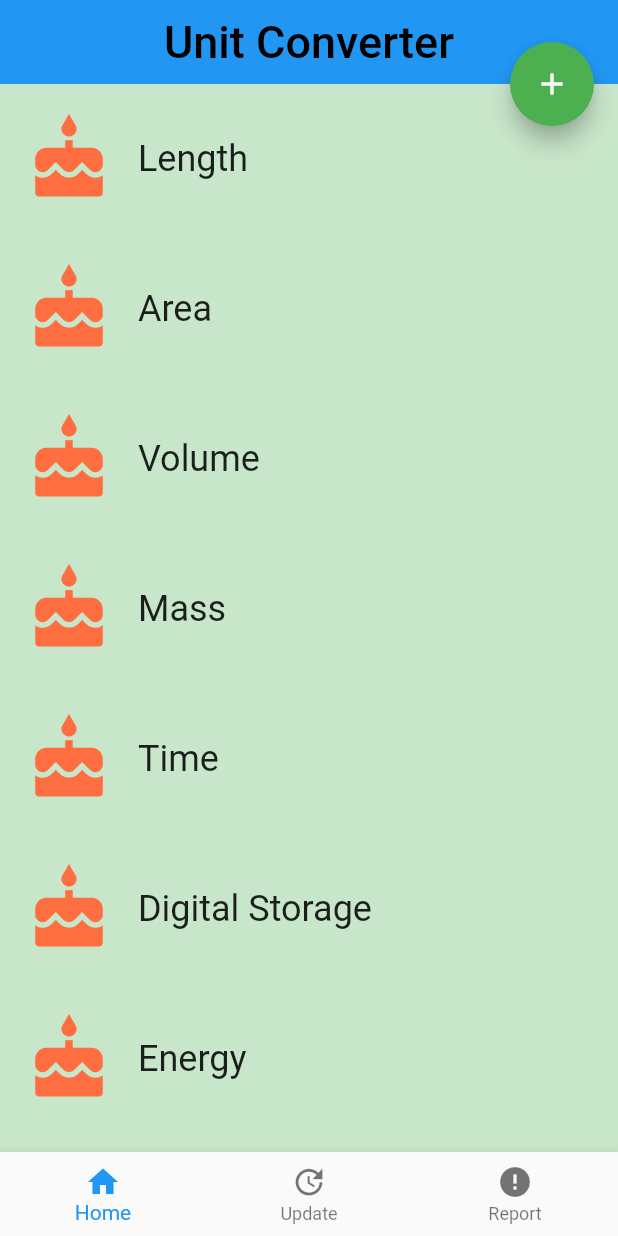
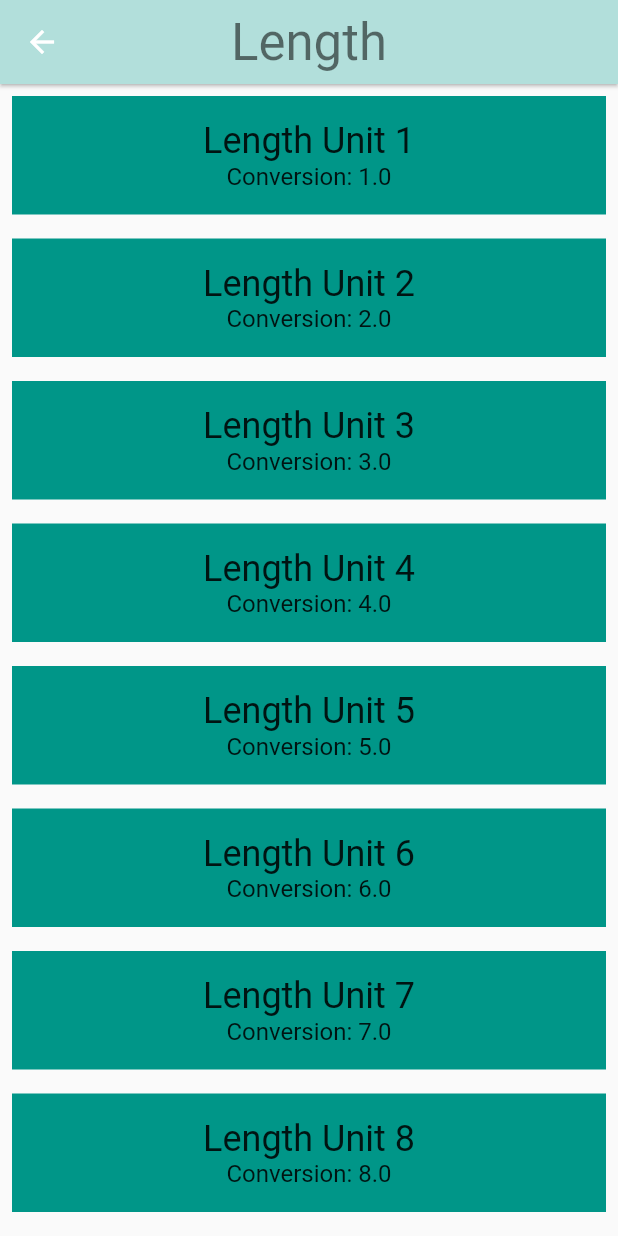
Before and after one commit to isacmoura/unit-converter-flutter, a Flutter app: the screen it shows after launch, after a tap on "Length", on a phone screen of 412 x 824 dp. Run offline on Flutter 3.47's test engine with Material 2 defaults, Android fonts, the phone set to English and light mode, and no system bars.

Commit message:
Implementing ConverterRoute exercise - Navigation between screen (Routes)

```diff
--- a/lib/category.dart
+++ b/lib/category.dart
@@ -1,64 +1,109 @@
+// To keep your imports tidy, follow the ordering guidelines at
+// https://www.dartlang.org/guides/language/effective-dart/style#ordering
 import 'package:flutter/material.dart';
+// @required is defined in the meta.dart package
 import 'package:meta/meta.dart';
+
+import 'converter_route.dart';
+import 'unit.dart';
+
+// We use an underscore to indicate that these variables are private.
+// See https://www.dartlang.org/guides/language/effective-dart/design#libraries
+final _rowHeight = 100.0;
+final _borderRadius = BorderRadius.circular(_rowHeight / 2);
 
 /// A custom [Category] widget.
 ///
 /// The widget is composed on an [Icon] and [Text]. Tapping on the widget shows
 /// a colored [InkWell] animation.
-
-final _rowHeight = 100.0;
-var _bordeRadius = BorderRadius.circular(_rowHeight / 2);
-
 class Category extends StatelessWidget {
   final String name;
   final ColorSwatch color;
-  final IconData icon;
+  final IconData iconLocation;
+  final List<Unit> units;
 
   /// Creates a [Category].
   ///
   /// A [Category] saves the name of the Category (e.g. 'Length'), its color for
   /// the UI, and the icon that represents it (e.g. a ruler).
-  // TODO: You'll need the name, color, and iconLocation from main.dart
+  // While the @required checks for whether a named parameter is passed in,
+  // it doesn't check whether the object passed in is null. We check that
+  // in the assert statement.
   const Category({
     Key key,
     @required this.name,
     @required this.color,
-    @required this.icon
-  }) : assert(name != null), assert(color != null), assert(icon != null), super(key: key);
+    @required this.iconLocation,
+    @required this.units,
+  })  : assert(name != null),
+        assert(color != null),
+        assert(iconLocation != null),
+        assert(units != null),
+        super(key: key);
 
+  /// Navigates to the [ConverterRoute].
+  void _navigateToConverter(BuildContext context) {
+    // TODO: Using the Navigator, navigate to the [ConverterRoute]
+    if(Navigator.of(context).canPop()) {
+      Navigator.of(context).pop();
+    }
+
+    Navigator.of(context).push(MaterialPageRoute<Null> (
+        builder: (context) {
+          return Scaffold(
+            appBar: AppBar(
+              elevation: 1.0,
+              title: Text(
+                name,
+                style: Theme.of(context).textTheme.display1,
+              ),
+              centerTitle: true,
+              backgroundColor: color[100],
+            ),
+            body: ConverterRoute(
+                units: units,
+                color: color),
+          );
+        }
+    ));
+  }
 
   /// Builds a custom widget that shows [Category] information.
   ///
   /// This information includes the icon, name, and color for the [Category].
+  @override
   // This `context` parameter describes the location of this widget in the
   // widget tree. It can be used for obtaining Theme data from the nearest
   // Theme ancestor in the tree. Below, we obtain the display1 text theme.
   // See https://docs.flutter.io/flutter/material/Theme-class.html
-
-  @override
   Widget build(BuildContext context) {
-    assert(debugCheckHasMaterial(context));
-    // TODO: Build the custom widget here, referring to the Specs.
     return Material(
       color: Colors.transparent,
       child: Container(
         height: _rowHeight,
         child: InkWell(
-          borderRadius: _bordeRadius,
+          borderRadius: _borderRadius,
           highlightColor: color,
           splashColor: color,
-          onTap: () => print('I was tapped!'),
+          // We can use either the () => function() or the () { function(); }
+          // syntax.
+          onTap: () {
+            _navigateToConverter(context);
+          },
           child: Padding(
             padding: EdgeInsets.all(8.0),
             child: Row(
               crossAxisAlignment: CrossAxisAlignment.stretch,
+              // There are two ways to denote a list: `[]` and `List()`.
+              // Prefer to use the literal syntax, i.e. `[]`, instead of `List()`.
+              // You can add the type argument if you'd like, i.e. <Widget>[].
+              // See https://www.dartlang.org/guides/language/effective-dart/usage#do-use-collection-literals-when-possible
               children: [
                 Padding(
-                  padding: EdgeInsets.only(right: 16.0),
+                  padding: EdgeInsets.all(16.0),
                   child: Icon(
-                      icon,
-                      size: 60.0,
-                    color: Colors.deepOrangeAccent,
+                    iconLocation,
+                    size: 60.0,
                   ),
                 ),
                 Center(
@@ -67,7 +112,7 @@ class Category extends StatelessWidget {
                     textAlign: TextAlign.center,
                     style: Theme.of(context).textTheme.headline,
                   ),
-                )
+                ),
               ],
             ),
           ),
--- a/lib/category_route.dart
+++ b/lib/category_route.dart
@@ -1,6 +1,11 @@
+// Copyright 2018 The Chromium Authors. All rights reserved.
+// Use of this source code is governed by a BSD-style license that can be
+// found in the LICENSE file.
+
 import 'package:flutter/material.dart';
 
 import 'category.dart';
+import 'unit.dart';
 
 final _backgroundColor = Colors.green[100];
 
@@ -36,33 +41,37 @@ class CategoryRoute extends StatelessWidget {
     Colors.red,
   ];
 
-  @override
-  Widget build(BuildContext context) {
-    var portrait = MediaQuery.of(context).orientation == Orientation.portrait;
-
+  /// Makes the correct number of rows for the list view.
+  ///
+  /// For portrait, we use a [ListView].
   Widget _buildCategoryWidgets(List<Widget> categories) {
-      if(portrait) {
     return ListView.builder(
-          physics: const AlwaysScrollableScrollPhysics(),
       itemBuilder: (BuildContext context, int index) => categories[index],
       itemCount: categories.length,
     );
-      } else {
-        return GridView.count(
-            crossAxisCount: 2,
-            childAspectRatio: 3.0,
-            children: categories,
-        );
-      }
   }
 
+  /// Returns a list of mock [Unit]s.
+  List<Unit> _retrieveUnitList(String categoryName) {
+    return List.generate(10, (int i) {
+      i += 1;
+      return Unit(
+        name: '$categoryName Unit $i',
+        conversion: i.toDouble(),
+      );
+    });
+  }
+
+  @override
+  Widget build(BuildContext context) {
     final categories = <Category>[];
 
-    for(var i = 0; i < _categoryNames.length; i++) {
+    for (var i = 0; i < _categoryNames.length; i++) {
       categories.add(Category(
         name: _categoryNames[i],
         color: _baseColors[i],
-        icon: Icons.cake,
+        iconLocation: Icons.cake,
+        units: _retrieveUnitList(_categoryNames[i]),
       ));
     }
 
@@ -74,41 +83,20 @@ class CategoryRoute extends StatelessWidget {
 
     final appBar = AppBar(
       elevation: 0.0,
-      title:
-        Text('Unit Converter',
+      title: Text(
+        'Unit Converter',
         style: TextStyle(
+          color: Colors.black,
           fontSize: 30.0,
-              color: Colors.black,
         ),
       ),
       centerTitle: true,
+      backgroundColor: _backgroundColor,
     );
 
     return Scaffold(
       appBar: appBar,
       body: listView,
-      floatingActionButton: FloatingActionButton(
-        child: Icon(Icons.add),
-        tooltip: 'Add item',
-        backgroundColor: Colors.green,
-      ),
-      floatingActionButtonLocation: FloatingActionButtonLocation.endTop,
-      bottomNavigationBar: BottomNavigationBar(
-        items: const <BottomNavigationBarItem>[
-          BottomNavigationBarItem(
-            icon: Icon(Icons.home),
-            title: Text('Home')
-          ),
-          BottomNavigationBarItem(
-              icon: Icon(Icons.update),
-              title: Text('Update')
-          ),
-          BottomNavigationBarItem(
-              icon: Icon(Icons.error),
-              title: Text('Report')
-          ),
-        ],
-      ),
     );
   }
 }
--- /dev/null
+++ b/lib/converter_route.dart
@@ -0,0 +1,50 @@
+import 'package:flutter/material.dart';
+import 'package:meta/meta.dart';
+
+import 'unit.dart';
+
+/// Converter screen where users can input amounts to convert.
+///
+/// Currently, it just displays a list of mock units.
+///
+/// While it is named ConverterRoute, a more apt name would be ConverterScreen,
+/// because it is responsible for the UI at the route's destination.
+class ConverterRoute extends StatelessWidget {
+  /// Units for this [Category].
+  final List<Unit> units;
+  final ColorSwatch color;
+
+  /// This [ConverterRoute] requires the color and units to not be null.
+  const ConverterRoute({
+    @required this.units,
+    @required this.color
+  }) : assert(units != null), assert(color != null);
+
+  @override
+  Widget build(BuildContext context) {
+    // Here is just a placeholder for a list of mock units
+    final unitWidgets = units.map((Unit unit) {
+      return Container(
+        color: color,
+        margin: EdgeInsets.all(8.0),
+        padding: EdgeInsets.all(16.0),
+        child: Column(
+          children: <Widget>[
+            Text(
+              unit.name,
+              style: Theme.of(context).textTheme.headline,
+            ),
+            Text(
+              'Conversion: ${unit.conversion}',
+              style: Theme.of(context).textTheme.subhead,
+            ),
+          ],
+        ),
+      );
+    }).toList();
+
+    return ListView(
+      children: unitWidgets,
+    );
+  }
+}
--- /dev/null
+++ b/lib/unit.dart
@@ -0,0 +1,23 @@
+import 'package:meta/meta.dart';
+
+/// Information about a [Unit].
+class Unit {
+  final String name;
+  final double conversion;
+
+  /// A [Unit] stores its name and conversion factor.
+  ///
+  /// An example would be 'Meter' and '1.0'.
+  const Unit({
+    @required this.name,
+    @required this.conversion,
+  })  : assert(name != null),
+        assert(conversion != null);
+
+  /// Creates a [Unit] from a JSON object.
+  Unit.fromJson(Map jsonMap)
+      : assert(jsonMap['name'] != null),
+        assert(jsonMap['conversion'] != null),
+        name = jsonMap['name'],
+        conversion = jsonMap['conversion'].toDouble();
+}
```
Lines whose indentation alone changed are shown as unchanged.
